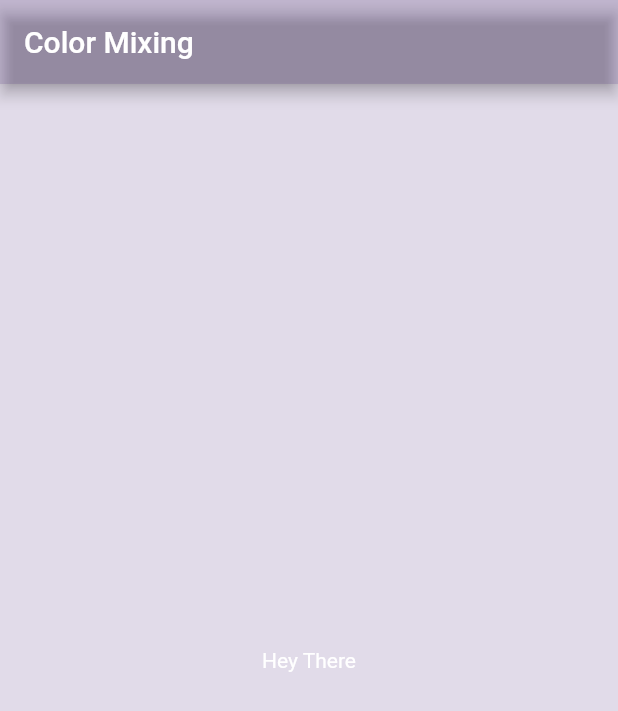
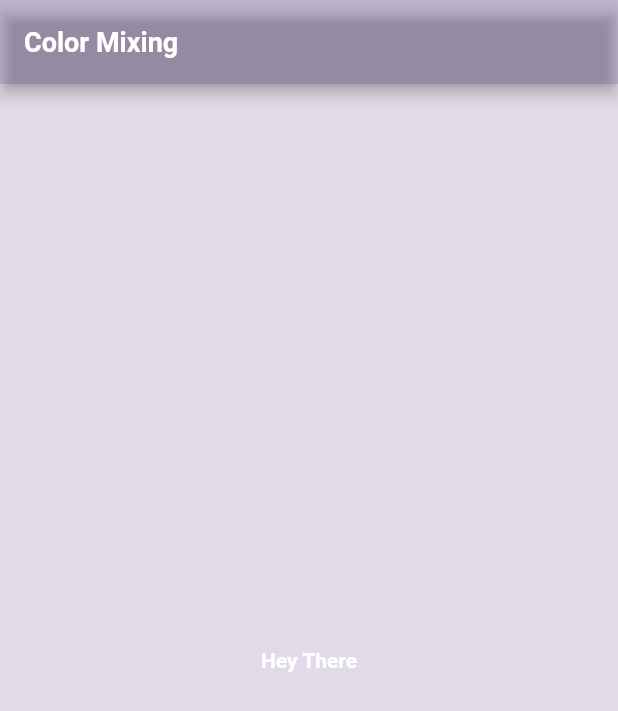
Before and after one commit to 0AbdElRahman-Mohamed0/color-mixing, a Flutter app: the screen it shows after launch, on a phone screen of 412 x 824 dp. Shown: the top 711 px of the screen. Run offline on Flutter 3.47's test engine with Material 2 defaults, Android fonts, the phone set to English and light mode, and no system bars.

Commit message:
add theme to the app

```diff
--- a/lib/main.dart
+++ b/lib/main.dart
@@ -1,3 +1,4 @@
+import 'package:color_mixing/utils/app_theme.dart';
 import 'package:color_mixing/view/main_screen.dart';
 import 'package:flutter/material.dart';
 
@@ -13,10 +14,11 @@ class Main extends StatelessWidget {
 
   @override
   Widget build(BuildContext context) {
-    return const MaterialApp(
+    return MaterialApp(
       title: 'Color Mixing',
       debugShowCheckedModeBanner: false,
-      home: MainScreen(),
+      theme: AppTheme.theme,
+      home: const MainScreen(),
     );
   }
 }
--- /dev/null
+++ b/lib/utils/app_theme.dart
@@ -0,0 +1,17 @@
+import 'package:flutter/material.dart';
+
+/// Theme of the app
+class AppTheme {
+  /// get Theme
+  static ThemeData get theme => ThemeData(
+        brightness: Brightness.light,
+        fontFamily: '',
+        textTheme: const TextTheme(
+          headlineMedium: TextStyle(
+            fontSize: 18,
+            fontWeight: FontWeight.w400,
+            color: Color(0xFFFFFFFF),
+          ),
+        ),
+      );
+}
--- a/lib/utils/color_mixer.dart
+++ b/lib/utils/color_mixer.dart
@@ -3,11 +3,11 @@ import 'dart:ui';
 
 /// Class to Mix Colors used in app
 class ColorMixer {
-  final Random _random = Random();
-  final int _maxNumber = 255;
+  static final Random _random = Random();
+  static const int _maxNumber = 255;
 
   /// Function that responsible for change colors randomly and get
-  Color get color => Color.fromARGB(
+  static Color get color => Color.fromARGB(
         _random.nextInt(_maxNumber),
         _random.nextInt(_maxNumber),
         _random.nextInt(_maxNumber),
--- /dev/null
+++ b/lib/utils/dimensions.dart
@@ -0,0 +1,8 @@
+/// Dimensions of font size of the app
+class Dimensions {
+  /// Default font size
+  static const double fontSizeDefault = 14.0;
+
+  /// Large font size
+  static const double fontSizeLarge = 18.0;
+}
--- a/lib/view/main_screen.dart
+++ b/lib/view/main_screen.dart
@@ -1,4 +1,5 @@
 import 'package:color_mixing/utils/color_mixer.dart';
+import 'package:color_mixing/utils/dimensions.dart';
 import 'package:flutter/material.dart';
 
 /// First Screen of the app starts after splash screen
@@ -11,24 +12,33 @@ class MainScreen extends StatefulWidget {
 }
 
 class _MainScreenState extends State<MainScreen> {
-  Color _backgroundColor = ColorMixer().color;
+  Color _backgroundColor = ColorMixer.color;
 
   @override
   Widget build(BuildContext context) {
     return Scaffold(
       backgroundColor: _backgroundColor,
       appBar: AppBar(
-        title: const Text('Color Mixing'),
+        title: Text(
+          'Color Mixing',
+          style: Theme.of(context).textTheme.headlineMedium?.copyWith(
+                fontSize: Dimensions.fontSizeLarge,
+                fontWeight: FontWeight.w600,
+              ),
+        ),
         backgroundColor: _backgroundColor,
       ),
       body: InkWell(
         onTap: () => setState(() {
-          _backgroundColor = ColorMixer().color;
+          _backgroundColor = ColorMixer.color;
         }),
-        child: const Center(
+        child: Center(
           child: Text(
             'Hey There',
-            style: TextStyle(color: Colors.white),
+            style: Theme.of(context).textTheme.headlineMedium?.copyWith(
+                  fontSize: Dimensions.fontSizeDefault,
+                  fontWeight: FontWeight.w600,
+                ),
           ),
         ),
       ),
```
